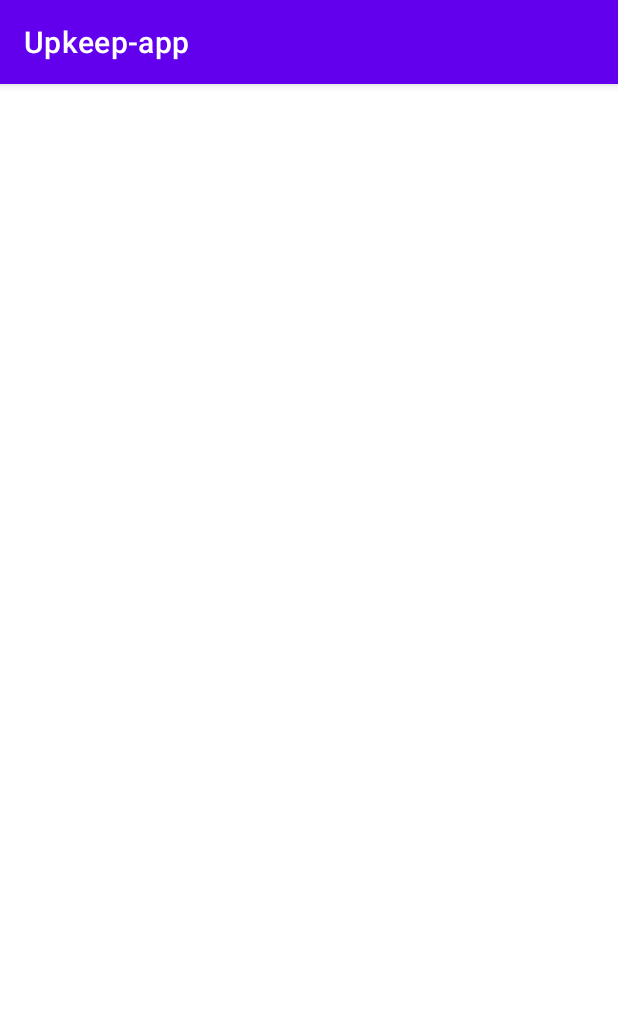
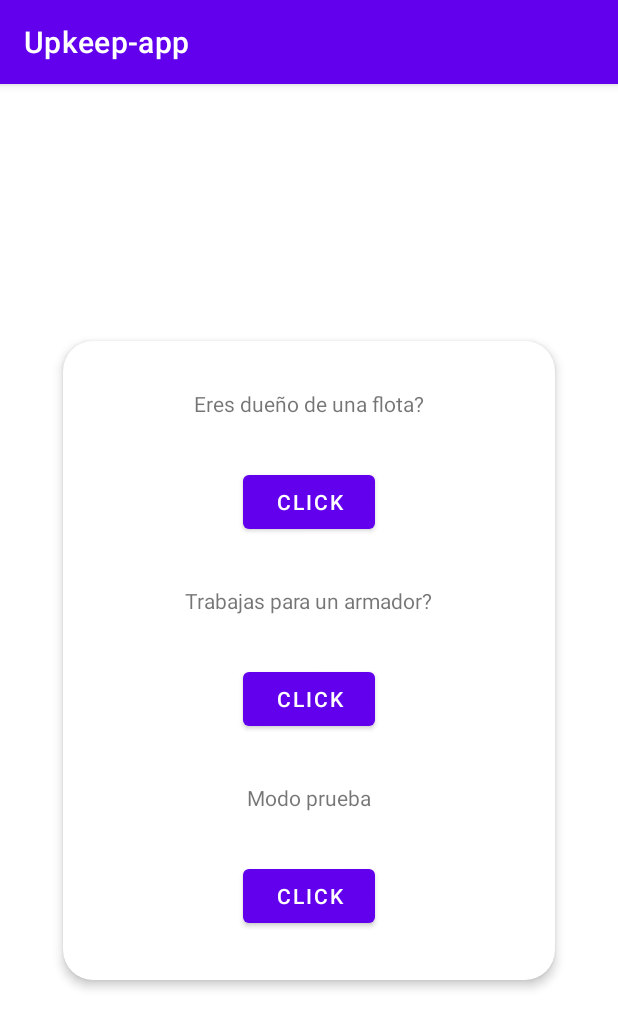
Before and after one commit to braiso-22/Upkeep-app, an Android app: the OnBoardingActivity screen opened directly, with no data from a screen before it, on a phone screen of 412 x 824 dp. Shown: the top 1028 px of the screen. Run offline under Robolectric (Android 15) with nearby library versions, the phone set to English and light mode, and no system bars.

Commit message:
#040 - Hacer la vista onBoarding

```diff
--- a/app/src/main/res/layout/activity_on_boarding.xml
+++ b/app/src/main/res/layout/activity_on_boarding.xml
@@ -6,4 +6,88 @@
     android:layout_height="match_parent"
     tools:context=".usecases.onboarding.OnBoardingActivity">
 
+    <androidx.cardview.widget.CardView
+        android:layout_width="0dp"
+        android:layout_height="wrap_content"
+        android:layout_marginStart="32dp"
+        android:layout_marginTop="32dp"
+        android:layout_marginEnd="32dp"
+        android:layout_marginBottom="32dp"
+        app:layout_constraintBottom_toBottomOf="parent"
+        app:layout_constraintEnd_toEndOf="parent"
+        app:layout_constraintStart_toStartOf="parent"
+        app:layout_constraintTop_toTopOf="parent"
+        android:animateLayoutChanges="true"
+        app:cardCornerRadius="20dp"
+        app:cardElevation="4dp"
+        app:cardUseCompatPadding="true">
+
+        <androidx.constraintlayout.widget.ConstraintLayout
+            android:layout_width="match_parent"
+            android:layout_height="match_parent">
+
+            <TextView
+                android:id="@+id/textView"
+                android:layout_width="wrap_content"
+                android:layout_height="wrap_content"
+                android:layout_marginTop="32dp"
+                android:text="Eres dueño de una flota?"
+                app:layout_constraintEnd_toEndOf="parent"
+                app:layout_constraintStart_toStartOf="parent"
+                app:layout_constraintTop_toTopOf="parent" />
+
+            <TextView
+                android:id="@+id/textView2"
+                android:layout_width="wrap_content"
+                android:layout_height="wrap_content"
+                android:layout_marginTop="32dp"
+                android:text="Trabajas para un armador?"
+                app:layout_constraintEnd_toEndOf="@+id/textView"
+                app:layout_constraintStart_toStartOf="@+id/textView"
+                app:layout_constraintTop_toBottomOf="@+id/button" />
+
+            <Button
+                android:id="@+id/button"
+                android:layout_width="wrap_content"
+                android:layout_height="wrap_content"
+                android:layout_marginTop="32dp"
+                android:text="Click"
+                app:layout_constraintEnd_toEndOf="parent"
+                app:layout_constraintStart_toStartOf="parent"
+                app:layout_constraintTop_toBottomOf="@+id/textView" />
+
+            <Button
+                android:id="@+id/button3"
+                android:layout_width="wrap_content"
+                android:layout_height="wrap_content"
+                android:layout_marginTop="32dp"
+                android:text="Click"
+                app:layout_constraintEnd_toEndOf="parent"
+                app:layout_constraintStart_toStartOf="parent"
+                app:layout_constraintTop_toBottomOf="@+id/textView2" />
+
+            <TextView
+                android:id="@+id/textView3"
+                android:layout_width="wrap_content"
+                android:layout_height="wrap_content"
+                android:layout_marginTop="32dp"
+                android:text="Modo prueba"
+                app:layout_constraintEnd_toEndOf="parent"
+                app:layout_constraintStart_toStartOf="parent"
+                app:layout_constraintTop_toBottomOf="@+id/button3" />
+
+            <Button
+                android:id="@+id/button5"
+                android:layout_width="wrap_content"
+                android:layout_height="wrap_content"
+                android:layout_marginTop="32dp"
+                android:layout_marginBottom="32dp"
+                android:text="Click"
+                app:layout_constraintBottom_toBottomOf="parent"
+                app:layout_constraintEnd_toEndOf="parent"
+                app:layout_constraintStart_toStartOf="parent"
+                app:layout_constraintTop_toBottomOf="@+id/textView3" />
+
+        </androidx.constraintlayout.widget.ConstraintLayout>
+    </androidx.cardview.widget.CardView>
 </androidx.constraintlayout.widget.ConstraintLayout>
```
